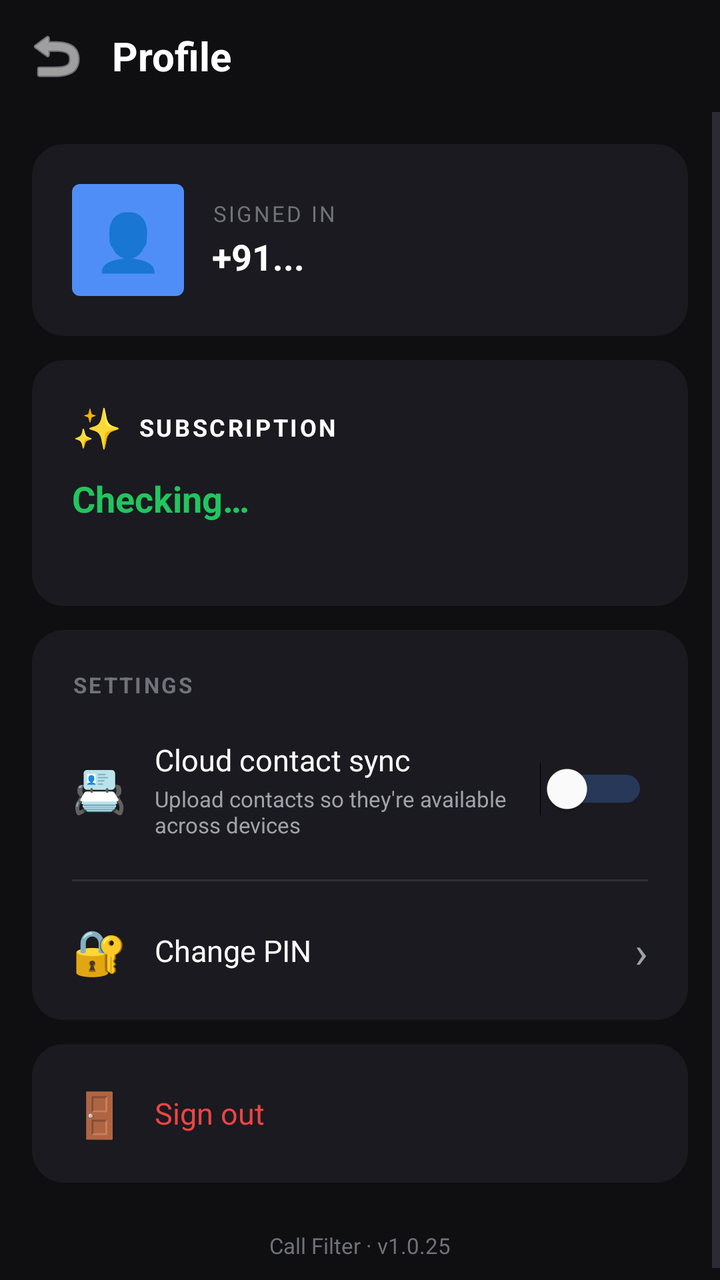
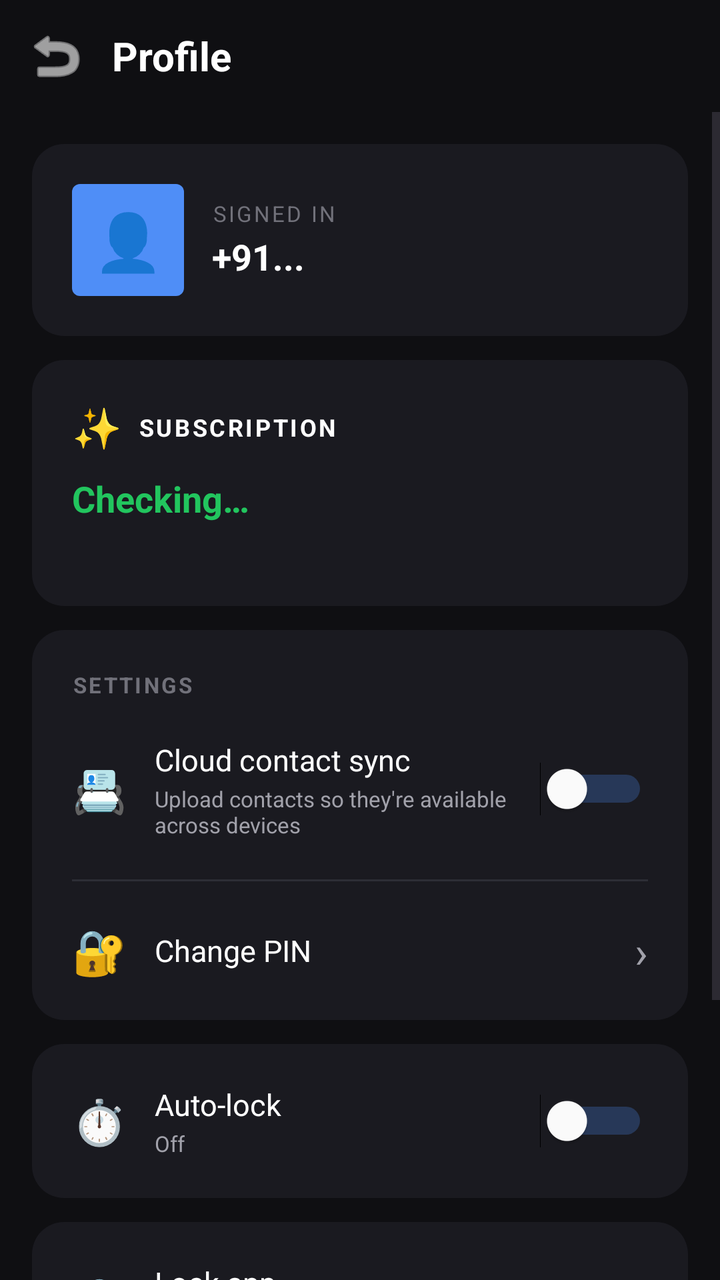

Before-and-after screenshots of an Android layout around one commit, followed by the original layout XML and the change that was made.
<!-- AndroidManifest.xml: application theme Theme.CallFilter -->
<!-- res/layout/activity_profile.xml -->
<?xml version="1.0" encoding="utf-8"?>
<LinearLayout xmlns:android="http://schemas.android.com/apk/res/android"
    android:layout_width="match_parent"
    android:layout_height="match_parent"
    android:orientation="vertical"
    android:background="@color/bg">

    
    <LinearLayout
        android:layout_width="match_parent"
        android:layout_height="56dp"
        android:orientation="horizontal"
        android:gravity="center_vertical"
        android:paddingStart="8dp"
        android:paddingEnd="16dp">
        <ImageButton
            android:id="@+id/btnBack"
            android:layout_width="40dp"
            android:layout_height="40dp"
            android:src="@android:drawable/ic_menu_revert"
            android:background="?android:attr/selectableItemBackgroundBorderless"
            android:contentDescription="Back"
            android:tint="@color/text"/>
        <TextView
            android:layout_width="0dp"
            android:layout_weight="1"
            android:layout_height="wrap_content"
            android:text="Profile"
            android:textSize="20sp"
            android:textStyle="bold"
            android:textColor="@color/text"
            android:layout_marginStart="8dp"/>
    </LinearLayout>

    <ScrollView
        android:layout_width="match_parent"
        android:layout_height="0dp"
        android:layout_weight="1">

        <LinearLayout
            android:layout_width="match_parent"
            android:layout_height="wrap_content"
            android:orientation="vertical"
            android:padding="16dp">

            
            <LinearLayout
                android:layout_width="match_parent"
                android:layout_height="wrap_content"
                android:orientation="horizontal"
                android:gravity="center_vertical"
                android:background="@drawable/card_bg"
                android:padding="20dp">

                <TextView
                    android:layout_width="56dp"
                    android:layout_height="56dp"
                    android:text="👤"
                    android:textSize="28sp"
                    android:gravity="center"
                    android:background="@drawable/badge_accent"
                    android:layout_marginEnd="14dp"/>

                <LinearLayout
                    android:layout_width="0dp"
                    android:layout_weight="1"
                    android:layout_height="wrap_content"
                    android:orientation="vertical">
                    <TextView
                        android:layout_width="wrap_content"
                        android:layout_height="wrap_content"
                        android:text="SIGNED IN"
                        android:textSize="11sp"
                        android:textColor="@color/muted"
                        android:letterSpacing="0.1"/>
                    <TextView
                        android:id="@+id/profileMobileLabel"
                        android:layout_width="wrap_content"
                        android:layout_height="wrap_content"
                        android:text="+91..."
                        android:textSize="18sp"
                        android:textStyle="bold"
                        android:textColor="@color/text"
                        android:layout_marginTop="2dp"/>
                </LinearLayout>
            </LinearLayout>

            
            <LinearLayout
                android:layout_width="match_parent"
                android:layout_height="wrap_content"
                android:orientation="vertical"
                android:background="@drawable/card_bg"
                android:padding="20dp"
                android:layout_marginTop="12dp">

                <LinearLayout
                    android:layout_width="match_parent"
                    android:layout_height="wrap_content"
                    android:orientation="horizontal"
                    android:gravity="center_vertical">
                    <TextView
                        android:layout_width="wrap_content"
                        android:layout_height="wrap_content"
                        android:text="✨"
                        android:textSize="20sp"
                        android:layout_marginEnd="8dp"/>
                    <TextView
                        android:layout_width="0dp"
                        android:layout_weight="1"
                        android:layout_height="wrap_content"
                        android:text="SUBSCRIPTION"
                        android:textSize="12sp"
                        android:textStyle="bold"
                        android:textColor="@color/text"
                        android:letterSpacing="0.1"/>
                </LinearLayout>

                <TextView
                    android:id="@+id/profileSubStatus"
                    android:layout_width="wrap_content"
                    android:layout_height="wrap_content"
                    android:text="Checking…"
                    android:textSize="18sp"
                    android:textStyle="bold"
                    android:textColor="@color/accept"
                    android:layout_marginTop="10dp"/>

                <TextView
                    android:id="@+id/profilePlanPrice"
                    android:layout_width="wrap_content"
                    android:layout_height="wrap_content"
                    android:text=""
                    android:textSize="13sp"
                    android:textColor="@color/subtext"
                    android:layout_marginTop="4dp"/>

                <TextView
                    android:id="@+id/btnManageSubscription"
                    android:layout_width="match_parent"
                    android:layout_height="46dp"
                    android:text="Manage subscription"
                    android:textSize="13sp"
                    android:textStyle="bold"
                    android:textColor="@color/accent"
                    android:background="@drawable/btn_type_inactive"
                    android:gravity="center"
                    android:clickable="true"
                    android:focusable="true"
                    android:foreground="?android:attr/selectableItemBackground"
                    android:layout_marginTop="14dp"
                    android:visibility="gone"/>

                <TextView
                    android:id="@+id/btnViewPlans"
                    android:layout_width="match_parent"
                    android:layout_height="46dp"
                    android:text="View plans &amp; subscribe"
                    android:textSize="13sp"
                    android:textStyle="bold"
                    android:textColor="@color/white"
                    android:background="@drawable/btn_accent"
                    android:gravity="center"
                    android:clickable="true"
                    android:focusable="true"
                    android:foreground="?android:attr/selectableItemBackground"
                    android:layout_marginTop="14dp"
                    android:visibility="gone"/>
            </LinearLayout>

            
            <LinearLayout
                android:layout_width="match_parent"
                android:layout_height="wrap_content"
                android:orientation="vertical"
                android:background="@drawable/card_bg"
                android:layout_marginTop="12dp">

                <TextView
                    android:layout_width="match_parent"
                    android:layout_height="wrap_content"
                    android:text="SETTINGS"
                    android:textSize="11sp"
                    android:textStyle="bold"
                    android:textColor="@color/muted"
                    android:letterSpacing="0.1"
                    android:paddingStart="20dp"
                    android:paddingEnd="20dp"
                    android:paddingTop="20dp"/>

                
                <LinearLayout
                    android:layout_width="match_parent"
                    android:layout_height="wrap_content"
                    android:orientation="horizontal"
                    android:gravity="center_vertical"
                    android:padding="20dp">
                    <TextView
                        android:layout_width="wrap_content"
                        android:layout_height="wrap_content"
                        android:text="📇"
                        android:textSize="22sp"
                        android:layout_marginEnd="14dp"/>
                    <LinearLayout
                        android:layout_width="0dp"
                        android:layout_weight="1"
                        android:layout_height="wrap_content"
                        android:orientation="vertical">
                        <TextView
                            android:layout_width="wrap_content"
                            android:layout_height="wrap_content"
                            android:text="Cloud contact sync"
                            android:textSize="15sp"
                            android:textColor="@color/text"/>
                        <TextView
                            android:layout_width="wrap_content"
                            android:layout_height="wrap_content"
                            android:text="Upload contacts so they're available across devices"
                            android:textSize="11sp"
                            android:textColor="@color/subtext"
                            android:layout_marginTop="2dp"/>
                    </LinearLayout>
                    <Switch
                        android:id="@+id/contactsSyncSwitch"
                        android:layout_width="wrap_content"
                        android:layout_height="wrap_content"
                        android:thumbTint="@color/text"
                        android:trackTint="@color/accent"/>
                </LinearLayout>

                <View
                    android:layout_width="match_parent"
                    android:layout_height="1dp"
                    android:background="@color/border"
                    android:layout_marginStart="20dp"
                    android:layout_marginEnd="20dp"/>

                
                <LinearLayout
                    android:id="@+id/rowChangePin"
                    android:layout_width="match_parent"
                    android:layout_height="wrap_content"
                    android:orientation="horizontal"
                    android:gravity="center_vertical"
                    android:padding="20dp"
                    android:clickable="true"
                    android:focusable="true"
                    android:background="?android:attr/selectableItemBackground">
                    <TextView
                        android:layout_width="wrap_content"
                        android:layout_height="wrap_content"
                        android:text="🔐"
                        android:textSize="22sp"
                        android:layout_marginEnd="14dp"/>
                    <TextView
                        android:layout_width="0dp"
                        android:layout_weight="1"
                        android:layout_height="wrap_content"
                        android:text="Change PIN"
                        android:textSize="15sp"
                        android:textColor="@color/text"/>
                    <TextView
                        android:layout_width="wrap_content"
                        android:layout_height="wrap_content"
                        android:text="›"
                        android:textSize="22sp"
                        android:textColor="@color/subtext"/>
                </LinearLayout>
            </LinearLayout>

            
            <LinearLayout
                android:id="@+id/rowLogout"
                android:layout_width="match_parent"
                android:layout_height="wrap_content"
                android:orientation="horizontal"
                android:gravity="center_vertical"
                android:background="@drawable/card_bg"
                android:padding="20dp"
                android:layout_marginTop="12dp"
                android:clickable="true"
                android:focusable="true"
                android:foreground="?android:attr/selectableItemBackground">
                <TextView
                    android:layout_width="wrap_content"
                    android:layout_height="wrap_content"
                    android:text="🚪"
                    android:textSize="22sp"
                    android:layout_marginEnd="14dp"/>
                <TextView
                    android:layout_width="0dp"
                    android:layout_weight="1"
                    android:layout_height="wrap_content"
                    android:text="Sign out"
                    android:textSize="15sp"
                    android:textColor="@color/reject"/>
            </LinearLayout>

            <TextView
                android:layout_width="match_parent"
                android:layout_height="wrap_content"
                android:text="Call Filter · v1.0.25"
                android:textSize="11sp"
                android:textColor="@color/muted"
                android:gravity="center"
                android:layout_marginTop="24dp"/>
        </LinearLayout>
    </ScrollView>
</LinearLayout>
<!-- resources referenced by this layout -->
<resources>
  <color name="accent">#4F8EF7</color>
  <color name="accept">#22C55E</color>
  <color name="bg">#0F0F12</color>
  <color name="border">#2D2E36</color>
  <color name="muted">#71717A</color>
  <color name="reject">#EF4444</color>
  <color name="subtext">#A1A1AA</color>
  <color name="text">#FFFFFF</color>
  <color name="white">#FFFFFF</color>
  <!-- drawable badge_accent (drawable) -->
  <?xml version="1.0" encoding="utf-8"?>
  <shape xmlns:android="http://schemas.android.com/apk/res/android" android:shape="rectangle">
      <corners android:radius="4dp"/>
      <solid android:color="#4F8EF7"/>
  </shape>
  <!-- drawable btn_accent (drawable) -->
  <?xml version="1.0" encoding="utf-8"?>
  <shape xmlns:android="http://schemas.android.com/apk/res/android" android:shape="rectangle">
      <corners android:radius="12dp"/>
      <solid android:color="#4F8EF7"/>
  </shape>
  <!-- drawable btn_type_inactive (drawable) -->
  <?xml version="1.0" encoding="utf-8"?>
  <shape xmlns:android="http://schemas.android.com/apk/res/android" android:shape="rectangle">
      <corners android:radius="12dp"/>
      <solid android:color="#22232A"/>
      <stroke android:width="1dp" android:color="#2D2E36"/>
  </shape>
  <!-- drawable card_bg (drawable) -->
  <?xml version="1.0" encoding="utf-8"?>
  <shape xmlns:android="http://schemas.android.com/apk/res/android" android:shape="rectangle">
      <corners android:radius="16dp"/>
      <solid android:color="#1A1A20"/>
  </shape>
  <style name="Theme.CallFilter" parent="Theme.Material3.DayNight.NoActionBar">
          <item name="android:windowBackground">@color/bg</item>
          <item name="android:statusBarColor">@color/bg</item>
          <item name="android:navigationBarColor">@color/bg</item>
          <item name="android:windowLightStatusBar">false</item>
          <item name="colorPrimary">@color/accent</item>
          <item name="colorOnPrimary">@color/white</item>
          <item name="android:textColor">@color/text</item>
      </style>
</resources>

<!-- the commit's change to res/layout/activity_profile.xml (unified diff, before → after) -->
@@ -139,7 +139,7 @@
                     android:id="@+id/btnManageSubscription"
                     android:layout_width="match_parent"
                     android:layout_height="46dp"
-                    android:text="Manage subscription"
+                    android:text="Manage / Cancel subscription"
                     android:textSize="13sp"
                     android:textStyle="bold"
                     android:textColor="@color/accent"
@@ -155,7 +155,7 @@
                     android:id="@+id/btnViewPlans"
                     android:layout_width="match_parent"
                     android:layout_height="46dp"
-                    android:text="View plans &amp; subscribe"
+                    android:text="🛒 Buy a plan"
                     android:textSize="13sp"
                     android:textStyle="bold"
                     android:textColor="@color/white"
@@ -270,6 +270,95 @@
 
             
             <LinearLayout
+                android:layout_width="match_parent"
+                android:layout_height="wrap_content"
+                android:orientation="horizontal"
+                android:gravity="center_vertical"
+                android:background="@drawable/card_bg"
+                android:padding="20dp"
+                android:layout_marginTop="12dp">
+                <TextView
+                    android:layout_width="wrap_content"
+                    android:layout_height="wrap_content"
+                    android:text="⏱️"
+                    android:textSize="22sp"
+                    android:layout_marginEnd="14dp"/>
+                <LinearLayout
+                    android:layout_width="0dp"
+                    android:layout_weight="1"
+                    android:layout_height="wrap_content"
+                    android:orientation="vertical">
+                    <TextView
+                        android:layout_width="wrap_content"
+                        android:layout_height="wrap_content"
+                        android:text="Auto-lock"
+                        android:textSize="15sp"
+                        android:textColor="@color/text"/>
+                    <TextView
+                        android:id="@+id/autoLockSummary"
+                        android:layout_width="wrap_content"
+                        android:layout_height="wrap_content"
+                        android:text="Off"
+                        android:textSize="11sp"
+                        android:textColor="@color/subtext"
+                        android:layout_marginTop="2dp"/>
+                </LinearLayout>
+                <Switch
+                    android:id="@+id/autoLockSwitch"
+                    android:layout_width="wrap_content"
+                    android:layout_height="wrap_content"
+                    android:thumbTint="@color/text"
+                    android:trackTint="@color/accent"/>
+            </LinearLayout>
+
+            
+            <LinearLayout
+                android:id="@+id/rowLock"
+                android:layout_width="match_parent"
+                android:layout_height="wrap_content"
+                android:orientation="horizontal"
+                android:gravity="center_vertical"
+                android:background="@drawable/card_bg"
+                android:padding="20dp"
+                android:layout_marginTop="12dp"
+                android:clickable="true"
+                android:focusable="true"
+                android:foreground="?android:attr/selectableItemBackground">
+                <TextView
+                    android:layout_width="wrap_content"
+                    android:layout_height="wrap_content"
+                    android:text="🔒"
+                    android:textSize="22sp"
+                    android:layout_marginEnd="14dp"/>
+                <LinearLayout
+                    android:layout_width="0dp"
+                    android:layout_weight="1"
+                    android:layout_height="wrap_content"
+                    android:orientation="vertical">
+                    <TextView
+                        android:layout_width="wrap_content"
+                        android:layout_height="wrap_content"
+                        android:text="Lock app"
+                        android:textSize="15sp"
+                        android:textColor="@color/text"/>
+                    <TextView
+                        android:layout_width="wrap_content"
+                        android:layout_height="wrap_content"
+                        android:text="Require PIN on next open"
+                        android:textSize="11sp"
+                        android:textColor="@color/subtext"
+                        android:layout_marginTop="2dp"/>
+                </LinearLayout>
+                <TextView
+                    android:layout_width="wrap_content"
+                    android:layout_height="wrap_content"
+                    android:text="›"
+                    android:textSize="22sp"
+                    android:textColor="@color/subtext"/>
+            </LinearLayout>
+
+            
+            <LinearLayout
                 android:id="@+id/rowLogout"
                 android:layout_width="match_parent"
                 android:layout_height="wrap_content"
